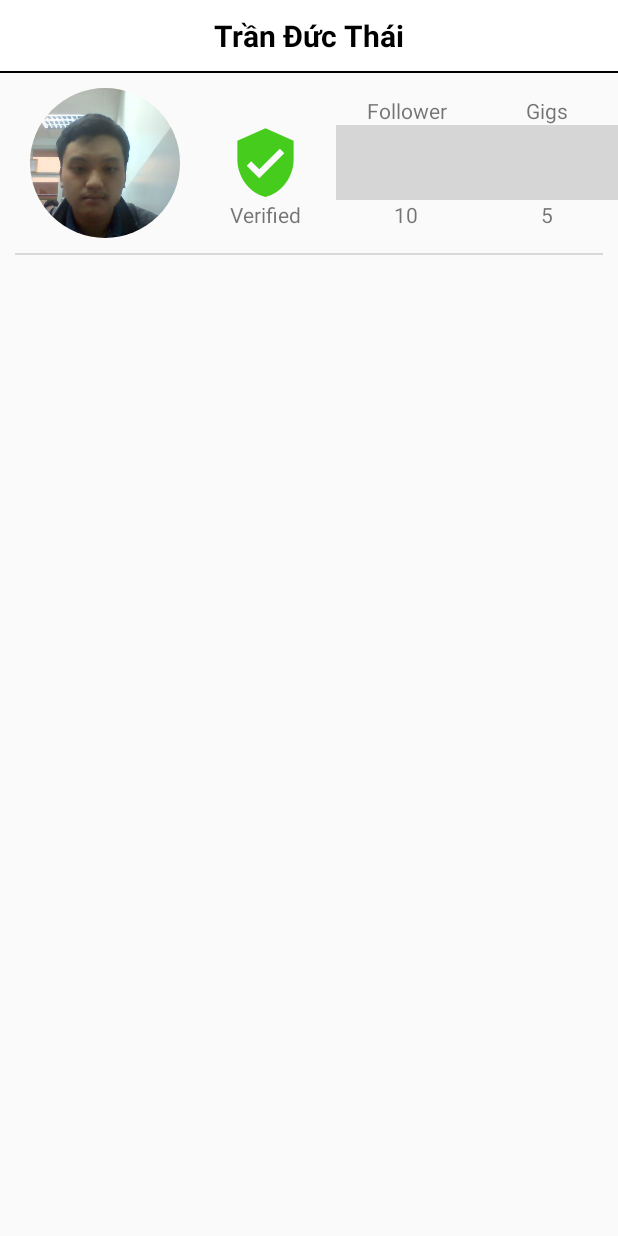
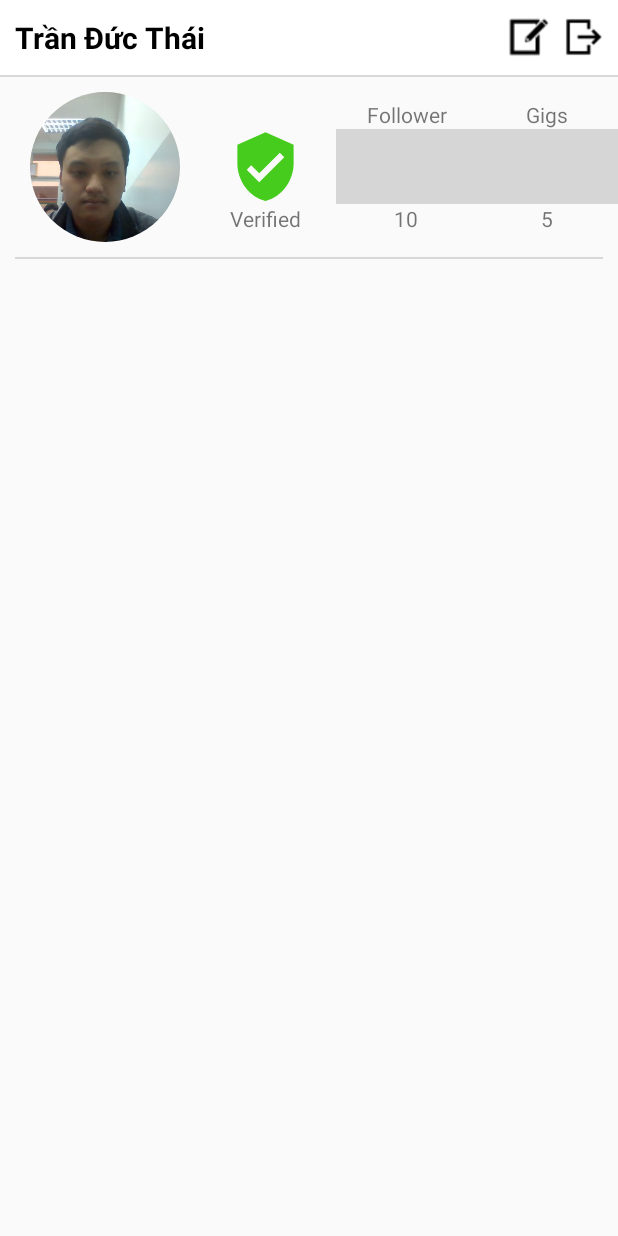
Before and after one commit to OrionKaito/GigsHub, an Android app: the layout fragment_personal.xml on its own in the app's theme, with its tools: preview values and no code run, on a phone screen of 412 x 824 dp. Run offline under Robolectric (Android 15) with nearby library versions, the phone set to English and light mode, and no system bars; grey boxes are pictures that could not be loaded.

Commit message:
Commit Logout

```diff
--- a/Mobile/Gigshub1/app/src/main/java/com/example/myfuckingpc/gigshub1/LoginActivity.java
+++ b/Mobile/Gigshub1/app/src/main/java/com/example/myfuckingpc/gigshub1/LoginActivity.java
@@ -159,6 +159,7 @@ public class LoginActivity extends AppCompatActivity {
                     Toast.makeText(LoginActivity.this, "Register successful, you can login now.", Toast.LENGTH_LONG).show();
                 }
                 else {
+
                     Toast.makeText(LoginActivity.this, "Invalid Email.", Toast.LENGTH_SHORT).show();
                     return;
                 }
--- a/Mobile/Gigshub1/app/src/main/res/layout/fragment_home.xml
+++ b/Mobile/Gigshub1/app/src/main/res/layout/fragment_home.xml
@@ -14,7 +14,7 @@
         <RelativeLayout
             android:id="@+id/rl_home_top_bar"
             android:layout_width="match_parent"
-            android:layout_height="wrap_content"
+            android:layout_height="50dp"
             android:background="@color/white"
             android:padding="5dp">
 
--- a/Mobile/Gigshub1/app/src/main/res/layout/fragment_personal.xml
+++ b/Mobile/Gigshub1/app/src/main/res/layout/fragment_personal.xml
@@ -7,27 +7,41 @@
     android:orientation="vertical"
     tools:context=".PersonalFragment">
 
-    <LinearLayout
+    <RelativeLayout
         android:layout_width="match_parent"
-        android:layout_height="wrap_content"
+        android:layout_height="50dp"
         android:background="@color/white"
-        android:gravity="center"
-        android:orientation="vertical"
         android:padding="10dp">
 
         <TextView
             android:layout_width="wrap_content"
             android:layout_height="wrap_content"
             android:text="Trần Đức Thái"
+            android:layout_centerVertical="true"
             android:textColor="@color/black"
             android:textSize="20sp"
             android:textStyle="bold" />
-    </LinearLayout>
+        <ImageView
+            android:id="@+id/iv_logout"
+            android:layout_width="25dp"
+            android:layout_height="25dp"
+            android:src="@drawable/ic_logout"
+            android:layout_centerVertical="true"
+            android:layout_alignParentRight="true" />
+        <ImageView
+            android:id="@+id/iv_edit_profile"
+            android:layout_width="28dp"
+            android:layout_height="28dp"
+            android:src="@drawable/ic_edit_profile"
+            android:layout_centerVertical="true"
+            android:layout_toLeftOf="@+id/iv_logout"
+            android:layout_marginRight="10dp"/>
+    </RelativeLayout>
 
     <View
         android:layout_width="match_parent"
         android:layout_height="1dp"
-        android:background="@color/black" />
+        android:background="@color/gray" />
 
     <LinearLayout
         android:layout_width="match_parent"
```
Also changed, not shown: Mobile/Gigshub1/app/src/main/java/com/example/myfuckingpc/gigshub1/PersonalFragment.java (+34 -1 lines), Mobile/Gigshub1/app/src/main/res/layout/fragment_create.xml (+24 -16 lines), Mobile/Gigshub1/app/src/main/res/layout/fragment_search.xml (+8 -4 lines), Mobile/Gigshub1/app/src/main/res/drawable/ic_edit_profile.png (added), Mobile/Gigshub1/app/src/main/res/drawable/ic_logout.png (added).
